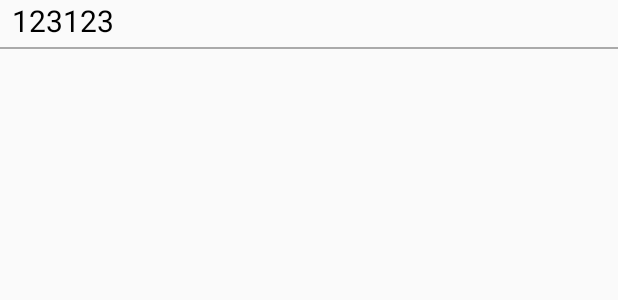
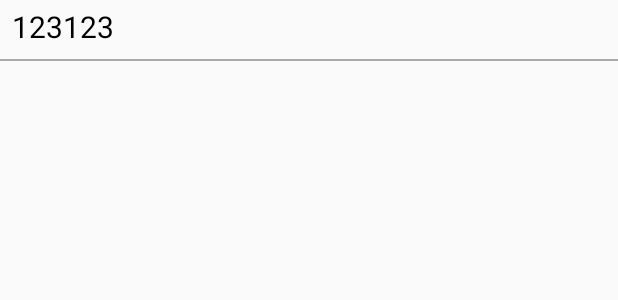
Before and after one commit to Raiden18/Integrity-control, an Android app: the layout recycler_application_item.xml on its own in the app's theme, with its tools: preview values and no code run, on a phone screen of 412 x 824 dp. Shown: the top 300 px of the screen. Run offline under Robolectric (Android 15) with nearby library versions, the phone set to English and light mode, and no system bars.

Commit message:
fixed uniq value to check app

```diff
--- a/presentation/src/main/res/layout/recycler_application_item.xml
+++ b/presentation/src/main/res/layout/recycler_application_item.xml
@@ -11,6 +11,8 @@
             android:id="@+id/recycler_application_item"
             style="@style/Content_item"
             tools:text="123123"
+            android:paddingTop="4dp"
+            android:paddingBottom="4dp"
             />
 
     <View
```
